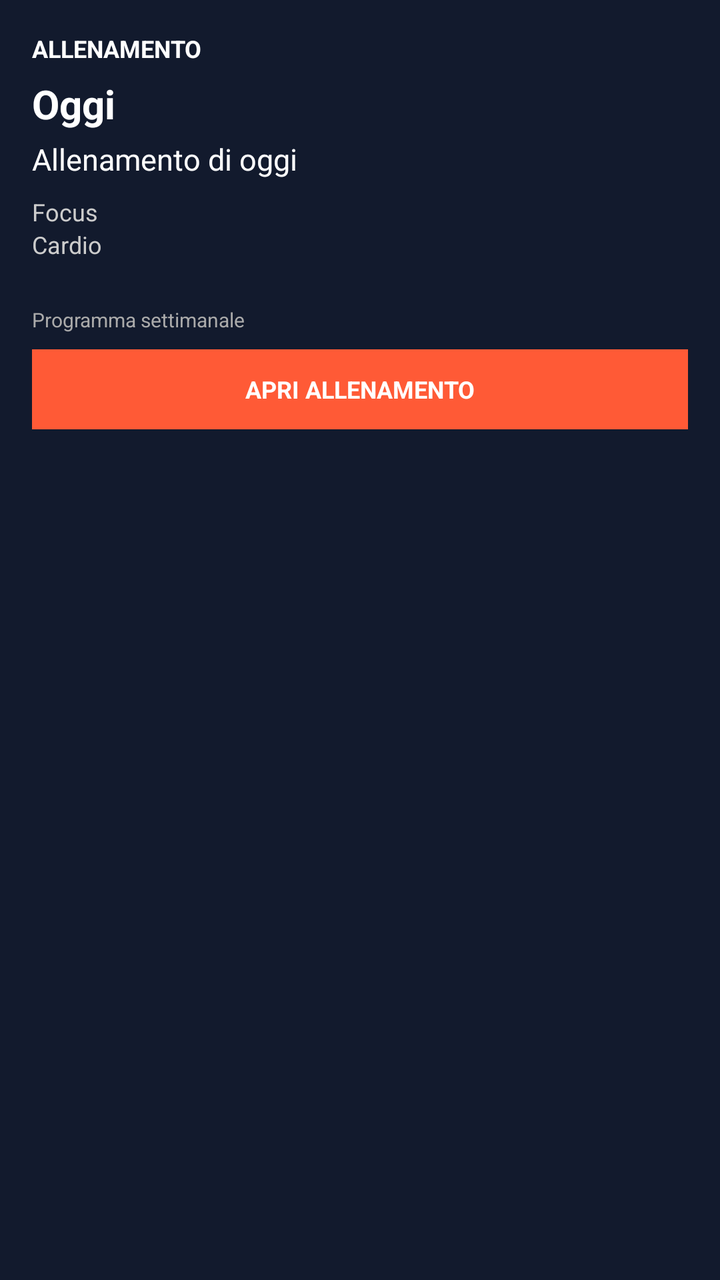
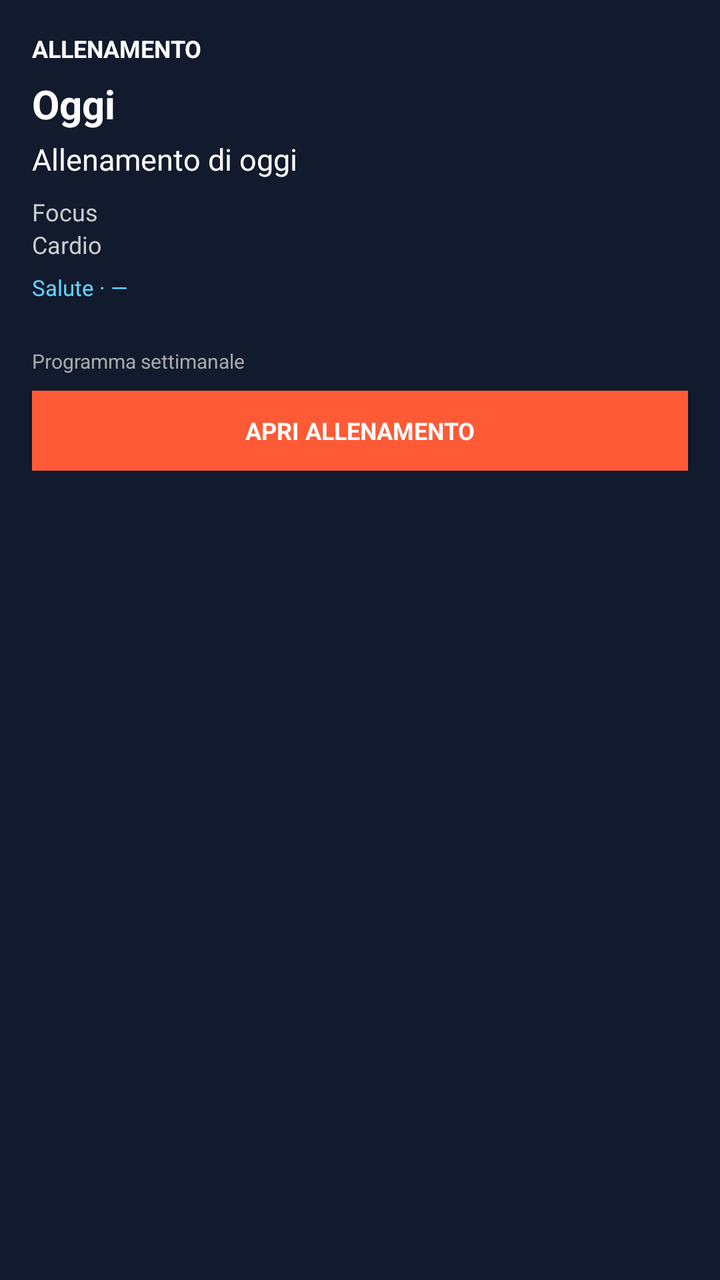

Screens rendered from an Android XML layout before and after an edit, with the pre-edit source and the edit as a unified diff.
<!-- AndroidManifest.xml: application theme AppTheme -->
<!-- res/layout/widget_training_today.xml -->
<?xml version="1.0" encoding="utf-8"?>
<LinearLayout xmlns:android="http://schemas.android.com/apk/res/android"
    android:id="@+id/widget_root"
    android:layout_width="match_parent"
    android:layout_height="match_parent"
    android:orientation="vertical"
    android:padding="16dp"
    android:background="#121A2D">

    <TextView
        android:id="@+id/widget_type"
        android:layout_width="match_parent"
        android:layout_height="wrap_content"
        android:text="ALLENAMENTO"
        android:textColor="#FFFFFF"
        android:textSize="12sp"
        android:textStyle="bold" />

    <TextView
        android:id="@+id/widget_day"
        android:layout_width="match_parent"
        android:layout_height="wrap_content"
        android:layout_marginTop="6dp"
        android:text="Oggi"
        android:textColor="#FFFFFF"
        android:textSize="20sp"
        android:textStyle="bold" />

    <TextView
        android:id="@+id/widget_title"
        android:layout_width="match_parent"
        android:layout_height="wrap_content"
        android:layout_marginTop="4dp"
        android:text="Allenamento di oggi"
        android:textColor="#FFFFFF"
        android:textSize="15sp" />

    <TextView
        android:id="@+id/widget_focus"
        android:layout_width="match_parent"
        android:layout_height="wrap_content"
        android:layout_marginTop="8dp"
        android:text="Focus"
        android:textColor="#CCCCCC"
        android:textSize="12sp" />

    <TextView
        android:id="@+id/widget_cardio"
        android:layout_width="match_parent"
        android:layout_height="wrap_content"
        android:text="Cardio"
        android:textColor="#CCCCCC"
        android:textSize="12sp" />

    <TextView
        android:id="@+id/widget_date"
        android:layout_width="match_parent"
        android:layout_height="wrap_content"
        android:layout_marginTop="4dp"
        android:text=""
        android:textColor="#AAAAAA"
        android:textSize="11sp" />

    <TextView
        android:id="@+id/widget_sync"
        android:layout_width="match_parent"
        android:layout_height="wrap_content"
        android:layout_marginTop="4dp"
        android:text="Programma settimanale"
        android:textColor="#AAAAAA"
        android:textSize="10sp" />

    <TextView
        android:id="@+id/widget_open"
        android:layout_width="match_parent"
        android:layout_height="40dp"
        android:layout_marginTop="8dp"
        android:gravity="center"
        android:text="APRI ALLENAMENTO"
        android:textColor="#FFFFFF"
        android:textSize="12sp"
        android:textStyle="bold"
        android:background="#FF5A36" />
</LinearLayout>
<!-- resources referenced by this layout -->
<resources>
  <style name="AppTheme" parent="Theme.AppCompat.Light.DarkActionBar">
          
          <item name="colorPrimary">@color/colorPrimary</item>
          <item name="colorPrimaryDark">@color/colorPrimaryDark</item>
          <item name="colorAccent">@color/colorAccent</item>
      </style>
  <color tools:ignore="UnusedResources" name="colorPrimary">#3F51B5</color>
  <color tools:ignore="UnusedResources" name="colorPrimaryDark">#303F9F</color>
  <color tools:ignore="UnusedResources" name="colorAccent">#FF4081</color>
</resources>

<!-- the commit's change to res/layout/widget_training_today.xml (unified diff, before → after) -->
@@ -7,78 +7,13 @@
     android:padding="16dp"
     android:background="#121A2D">
 
-    <TextView
-        android:id="@+id/widget_type"
-        android:layout_width="match_parent"
-        android:layout_height="wrap_content"
-        android:text="ALLENAMENTO"
-        android:textColor="#FFFFFF"
-        android:textSize="12sp"
-        android:textStyle="bold" />
-
-    <TextView
-        android:id="@+id/widget_day"
-        android:layout_width="match_parent"
-        android:layout_height="wrap_content"
-        android:layout_marginTop="6dp"
-        android:text="Oggi"
-        android:textColor="#FFFFFF"
-        android:textSize="20sp"
-        android:textStyle="bold" />
-
-    <TextView
-        android:id="@+id/widget_title"
-        android:layout_width="match_parent"
-        android:layout_height="wrap_content"
-        android:layout_marginTop="4dp"
-        android:text="Allenamento di oggi"
-        android:textColor="#FFFFFF"
-        android:textSize="15sp" />
-
-    <TextView
-        android:id="@+id/widget_focus"
-        android:layout_width="match_parent"
-        android:layout_height="wrap_content"
-        android:layout_marginTop="8dp"
-        android:text="Focus"
-        android:textColor="#CCCCCC"
-        android:textSize="12sp" />
-
-    <TextView
-        android:id="@+id/widget_cardio"
-        android:layout_width="match_parent"
-        android:layout_height="wrap_content"
-        android:text="Cardio"
-        android:textColor="#CCCCCC"
-        android:textSize="12sp" />
-
-    <TextView
-        android:id="@+id/widget_date"
-        android:layout_width="match_parent"
-        android:layout_height="wrap_content"
-        android:layout_marginTop="4dp"
-        android:text=""
-        android:textColor="#AAAAAA"
-        android:textSize="11sp" />
-
-    <TextView
-        android:id="@+id/widget_sync"
-        android:layout_width="match_parent"
-        android:layout_height="wrap_content"
-        android:layout_marginTop="4dp"
-        android:text="Programma settimanale"
-        android:textColor="#AAAAAA"
-        android:textSize="10sp" />
-
-    <TextView
-        android:id="@+id/widget_open"
-        android:layout_width="match_parent"
-        android:layout_height="40dp"
-        android:layout_marginTop="8dp"
-        android:gravity="center"
-        android:text="APRI ALLENAMENTO"
-        android:textColor="#FFFFFF"
-        android:textSize="12sp"
-        android:textStyle="bold"
-        android:background="#FF5A36" />
+    <TextView android:id="@+id/widget_type" android:layout_width="match_parent" android:layout_height="wrap_content" android:text="ALLENAMENTO" android:textColor="#FFFFFF" android:textSize="12sp" android:textStyle="bold" />
+    <TextView android:id="@+id/widget_day" android:layout_width="match_parent" android:layout_height="wrap_content" android:layout_marginTop="6dp" android:text="Oggi" android:textColor="#FFFFFF" android:textSize="20sp" android:textStyle="bold" />
+    <TextView android:id="@+id/widget_title" android:layout_width="match_parent" android:layout_height="wrap_content" android:layout_marginTop="4dp" android:text="Allenamento di oggi" android:textColor="#FFFFFF" android:textSize="15sp" />
+    <TextView android:id="@+id/widget_focus" android:layout_width="match_parent" android:layout_height="wrap_content" android:layout_marginTop="8dp" android:text="Focus" android:textColor="#CCCCCC" android:textSize="12sp" />
+    <TextView android:id="@+id/widget_cardio" android:layout_width="match_parent" android:layout_height="wrap_content" android:text="Cardio" android:textColor="#CCCCCC" android:textSize="12sp" />
+    <TextView android:id="@+id/widget_health" android:layout_width="match_parent" android:layout_height="wrap_content" android:layout_marginTop="6dp" android:text="Salute · —" android:textColor="#62D4FF" android:textSize="11sp" />
+    <TextView android:id="@+id/widget_date" android:layout_width="match_parent" android:layout_height="wrap_content" android:layout_marginTop="4dp" android:text="" android:textColor="#AAAAAA" android:textSize="11sp" />
+    <TextView android:id="@+id/widget_sync" android:layout_width="match_parent" android:layout_height="wrap_content" android:layout_marginTop="4dp" android:text="Programma settimanale" android:textColor="#AAAAAA" android:textSize="10sp" />
+    <TextView android:id="@+id/widget_open" android:layout_width="match_parent" android:layout_height="40dp" android:layout_marginTop="8dp" android:gravity="center" android:text="APRI ALLENAMENTO" android:textColor="#FFFFFF" android:textSize="12sp" android:textStyle="bold" android:background="#FF5A36" />
 </LinearLayout>
